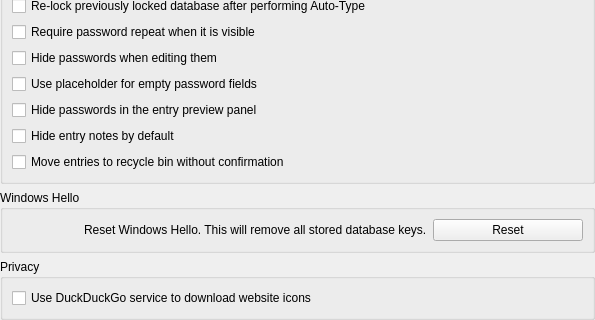
This is src/gui/ApplicationSettingsWidgetSecurity.ui in smlu/keepassxc as Qt 5 draws it before an edit; both pictures show x 0 to 595 and y 268 to 588 of the 595 by 588 pixel window. The edited form follows.
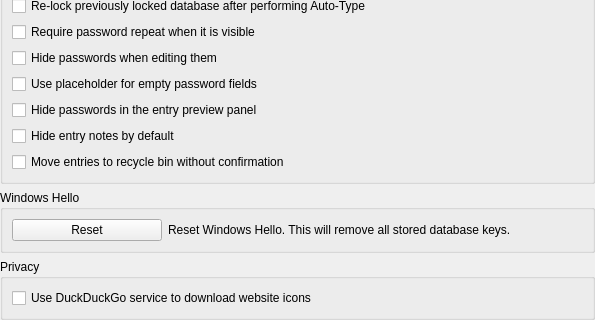
This is the edited form.

Commit message: Fix bug when windows hello unlock was not clicked

Diff of the .ui file:
```diff
--- a/src/gui/ApplicationSettingsWidgetSecurity.ui
+++ b/src/gui/ApplicationSettingsWidgetSecurity.ui
@@ -278,26 +278,6 @@
         <property name="topMargin">
          <number>0</number>
         </property>
-        <item>
-         <spacer name="horizontalSpacer_2">
-          <property name="orientation">
-           <enum>Qt::Horizontal</enum>
-          </property>
-          <property name="sizeHint" stdset="0">
-           <size>
-            <width>40</width>
-            <height>20</height>
-           </size>
-          </property>
-         </spacer>
-        </item>
-        <item>
-         <widget class="QLabel" name="label">
-          <property name="text">
-           <string>Reset Windows Hello. This will remove all stored database keys.</string>
-          </property>
-         </widget>
-        </item>
         <item>
          <widget class="QPushButton" name="winHelloResetButton">
           <property name="sizePolicy">
@@ -317,6 +297,29 @@
           </property>
          </widget>
         </item>
+        <item>
+         <widget class="QLabel" name="label">
+          <property name="text">
+           <string>Reset Windows Hello. This will remove all stored database keys.</string>
+          </property>
+         </widget>
+        </item>
+        <item>
+         <spacer name="horizontalSpacer_2">
+          <property name="orientation">
+           <enum>Qt::Horizontal</enum>
+          </property>
+          <property name="sizeType">
+           <enum>QSizePolicy::Expanding</enum>
+          </property>
+          <property name="sizeHint" stdset="0">
+           <size>
+            <width>10</width>
+            <height>10</height>
+           </size>
+          </property>
+         </spacer>
+        </item>
        </layout>
       </item>
      </layout>
```
The commit also changes 6 other files.
